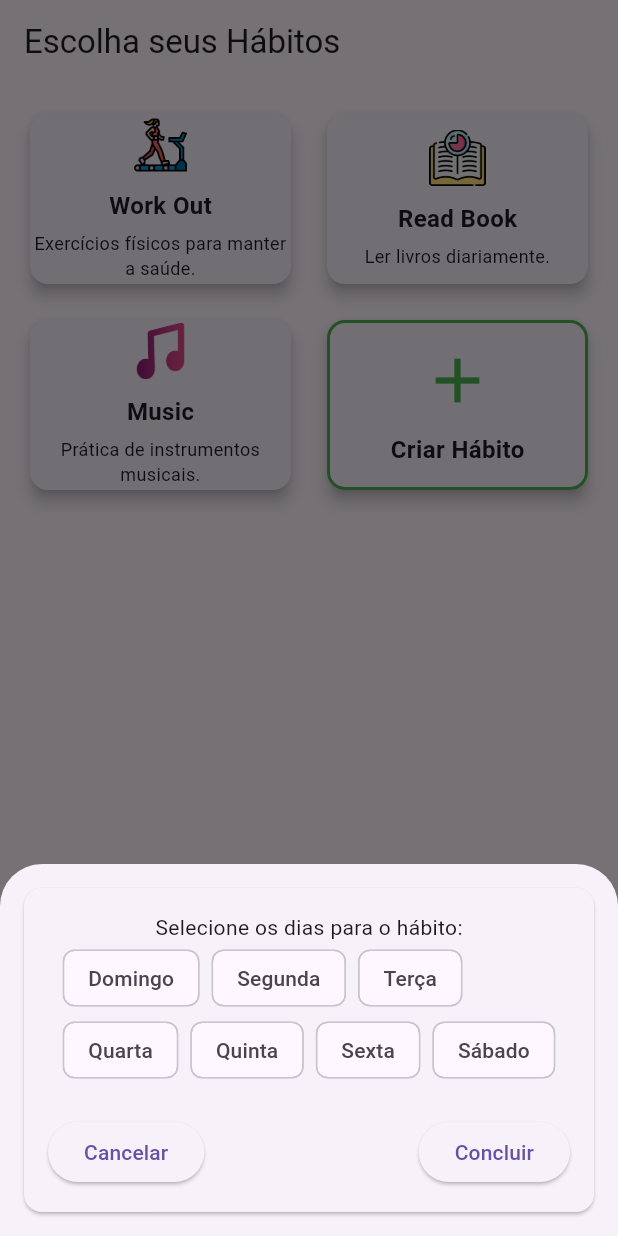
After one commit to iagocabral/habit-tracker, a Flutter app: the HabitSelectionView screen opened directly, after a tap on "Work Out", on a phone screen of 412 x 824 dp. The commit adds this screen. Run offline on Flutter 3.47's test engine with Material 3 defaults, Android fonts, the phone set to English and light mode, and no system bars; our stand-ins replace cloud_firestore, firebase_auth, firebase_core, image_picker; accounts and stored records are empty.

Commit message:
V2 - Selecionar Habitos

```diff
--- /dev/null
+++ b/lib/data/habit_categories.dart
@@ -0,0 +1,20 @@
+import '../models/habit_category.dart';
+
+List<HabitCategory> habitCategories = [
+  HabitCategory(
+    name: "Work Out",
+    iconPath: "assets/icons/workout.png", // Você precisará adicionar ícones no projeto
+    description: "Exercícios físicos para manter a saúde.",
+  ),
+  HabitCategory(
+    name: "Read Book",
+    iconPath: "assets/icons/read.png",
+    description: "Ler livros diariamente.",
+  ),
+  HabitCategory(
+    name: "Music",
+    iconPath: "assets/icons/music.png",
+    description: "Prática de instrumentos musicais.",
+  ),
+  // Adicione mais categorias conforme necessário
+];
--- a/lib/main.dart
+++ b/lib/main.dart
@@ -3,6 +3,7 @@ import 'package:firebase_core/firebase_core.dart';
 import 'views/login_view.dart';
 import 'views/habit_list_view.dart';
 import 'services/auth_service.dart';
+import 'views/Escolha_view/habit_selection_view.dart';
 
 void main() async {
   WidgetsFlutterBinding.ensureInitialized();
@@ -19,7 +20,8 @@ class MyApp extends StatelessWidget {
       title: 'Habit Tracker',
       home: _authService.currentUser == null
           ? LoginView() // Se o usuário não estiver logado, vai para a tela de login
-          : HabitListView(userId: _authService.currentUser!.uid), // Se estiver logado, vai para a tela de hábitos
+          : HabitSelectionView()
+          //: HabitListView(userId: _authService.currentUser!.uid), // Se estiver logado, vai para a tela de hábitos
     );
   }
 }
--- /dev/null
+++ b/lib/models/habit_category.dart
@@ -0,0 +1,11 @@
+class HabitCategory {
+  final String name;
+  final String iconPath; // Caminho para o ícone da categoria
+  final String description;
+
+  HabitCategory({
+    required this.name,
+    required this.iconPath,
+    required this.description,
+  });
+}
--- /dev/null
+++ b/lib/views/Escolha_view/day_selector.dart
@@ -0,0 +1,80 @@
+import 'package:flutter/material.dart';
+
+class DaySelector extends StatefulWidget {
+  final Function(List<String>) onDaysSelected;
+  final Function onCancelSelection; // Adiciona uma função para o cancelamento
+
+  DaySelector({required this.onDaysSelected, required this.onCancelSelection});
+
+  @override
+  _DaySelectorState createState() => _DaySelectorState();
+}
+
+class _DaySelectorState extends State<DaySelector> {
+  List<String> _selectedDays = [];
+
+  final List<String> _daysOfWeek = [
+    'Domingo',
+    'Segunda',
+    'Terça',
+    'Quarta',
+    'Quinta',
+    'Sexta',
+    'Sábado'
+  ];
+
+  @override
+  Widget build(BuildContext context) {
+    return Card(
+      margin: EdgeInsets.all(16),
+      child: Padding(
+        padding: EdgeInsets.all(16),
+        child: Column(
+          mainAxisSize: MainAxisSize.min,
+          children: [
+            Text('Selecione os dias para o hábito:'),
+            Wrap(
+              spacing: 8.0,
+              children: _daysOfWeek.map((day) {
+                final isSelected = _selectedDays.contains(day);
+                return ChoiceChip(
+                  label: Text(day),
+                  selected: isSelected,
+                  onSelected: (selected) {
+                    setState(() {
+                      if (selected) {
+                        _selectedDays.add(day);
+                      } else {
+                        _selectedDays.remove(day);
+                      }
+                    });
+                    widget.onDaysSelected(_selectedDays); // Notifica os dias selecionados
+                  },
+                );
+              }).toList(),
+            ),
+            SizedBox(height: 20),
+            Row(
+              mainAxisAlignment: MainAxisAlignment.spaceBetween,
+              children: [
+                ElevatedButton(
+                  onPressed: () {
+                    widget.onCancelSelection(); // Chama a função de cancelamento
+                    Navigator.pop(context); // Fecha o modal
+                  },
+                  child: Text('Cancelar'),
+                ),
+                ElevatedButton(
+                  onPressed: () {
+                    Navigator.pop(context); // Fecha o modal
+                  },
+                  child: Text('Concluir'),
+                ),
+              ],
+            ),
+          ],
+        ),
+      ),
+    );
+  }
+}
--- /dev/null
+++ b/lib/views/Escolha_view/habit_selection_view.dart
@@ -0,0 +1,150 @@
+import 'package:flutter/material.dart';
+import '../../models/habit_category.dart';
+import '../../data/habit_categories.dart';
+import 'day_selector.dart'; // Importe o arquivo DaySelector
+import 'create_habit_view.dart'; // Importe o arquivo de criação de hábito
+
+class HabitSelectionView extends StatefulWidget {
+  @override
+  _HabitSelectionViewState createState() => _HabitSelectionViewState();
+}
+
+class _HabitSelectionViewState extends State<HabitSelectionView> {
+  List<HabitCategory> selectedCategories = [];
+  Map<HabitCategory, List<String>> habitDays = {};
+
+  @override
+  Widget build(BuildContext context) {
+    return Scaffold(
+      appBar: AppBar(
+        title: Text('Escolha seus Hábitos'),
+      ),
+      body: GridView.builder(
+        padding: EdgeInsets.all(16.0),
+        gridDelegate: SliverGridDelegateWithFixedCrossAxisCount(
+          crossAxisCount: 2,
+          crossAxisSpacing: 16.0,
+          mainAxisSpacing: 16.0,
+          childAspectRatio: 3 / 2,
+        ),
+        itemCount: habitCategories.length + 1, // Adiciona +1 para o card de criar hábito
+        itemBuilder: (context, index) {
+          if (index == habitCategories.length) {
+            // Adiciona o botão de criação de hábito personalizado
+            return GestureDetector(
+              onTap: () async {
+                // Navega para a tela de criação de hábito
+                final result = await Navigator.push(
+                  context,
+                  MaterialPageRoute(builder: (context) => CreateHabitView()),
+                );
+
+                // Se o usuário criou um hábito, ele é adicionado à lista
+                if (result != null) {
+                  setState(() {
+                    habitCategories.add(HabitCategory(
+                      name: result['name'],
+                      description: result['description'] ?? '',
+                      iconPath: result['iconPath'] ?? 'assets/icons/default.png', // Ícone padrão se nenhum for escolhido
+                    ));
+                  });
+                }
+              },
+              child: Card(
+                elevation: 4.0,
+                shape: RoundedRectangleBorder(
+                  borderRadius: BorderRadius.circular(12.0),
+                  side: BorderSide(color: Colors.green, width: 2),
+                ),
+                child: Column(
+                  mainAxisAlignment: MainAxisAlignment.center,
+                  children: [
+                    Icon(Icons.add, size: 50, color: Colors.green),
+                    SizedBox(height: 10),
+                    Text(
+                      'Criar Hábito',
+                      style: TextStyle(fontSize: 16, fontWeight: FontWeight.bold),
+                    ),
+                  ],
+                ),
+              ),
+            );
+          }
+
+          final category = habitCategories[index];
+          final isSelected = selectedCategories.contains(category);
+
+          return GestureDetector(
+            onTap: () {
+              // Exibe o card de seleção de dias ao clicar em um hábito
+              showModalBottomSheet(
+                context: context,
+                builder: (context) {
+                  return DaySelector(
+                    onDaysSelected: (selectedDays) {
+                      setState(() {
+                        habitDays[category] = selectedDays;
+                        if (!selectedCategories.contains(category)) {
+                          selectedCategories.add(category);
+                        }
+                      });
+                    },
+                    onCancelSelection: () {
+                      // Função de cancelamento - remove o hábito da lista
+                      setState(() {
+                        selectedCategories.remove(category);
+                        habitDays.remove(category); // Remove os dias selecionados
+                      });
+                    },
+                  );
+                },
+              );
+            },
+            child: Card(
+              elevation: 4.0,
+              shape: RoundedRectangleBorder(
+                borderRadius: BorderRadius.circular(12.0),
+                side: isSelected ? BorderSide(color: Colors.blue, width: 3) : BorderSide.none,
+              ),
+              child: Column(
+                mainAxisAlignment: MainAxisAlignment.center,
+                children: [
+                  Expanded(
+                    child: Image.asset(category.iconPath, height: 50),
+                  ),
+                  SizedBox(height: 10),
+                  Text(
+                    category.name,
+                    style: TextStyle(fontSize: 16, fontWeight: FontWeight.bold),
+                  ),
+                  SizedBox(height: 5),
+                  Flexible(
+                    child: Text(
+                      category.description,
+                      textAlign: TextAlign.center,
+                      style: TextStyle(fontSize: 12),
+                    ),
+                  ),
+                ],
+              ),
+            ),
+          );
+        },
+      ),
+      floatingActionButton: FloatingActionButton(
+        onPressed: () {
+          // Navegar para a próxima tela ou salvar os hábitos
+          print('Hábitos selecionados: ${selectedCategories.map((e) => e.name).join(', ')}');
+          print('Dias selecionados: $habitDays');
+          _navigateToNextScreen(context);
+        },
+        child: Icon(Icons.arrow_forward),
+      ),
+    );
+  }
+
+  void _navigateToNextScreen(BuildContext context) {
+    // Implemente a navegação para a próxima tela aqui
+    // Passando os hábitos selecionados e os dias da semana como parâmetro, se necessário
+  }
+}
```
Also changed, not shown: lib/views/Escolha_view/create_habit_view.dart (added, +76 -0 lines), pubspec.yaml (+6 -1 lines), assets/icons/music.png (added), assets/icons/read.png (added), assets/icons/workout.png (added), pubspec.lock, 5 other files.
